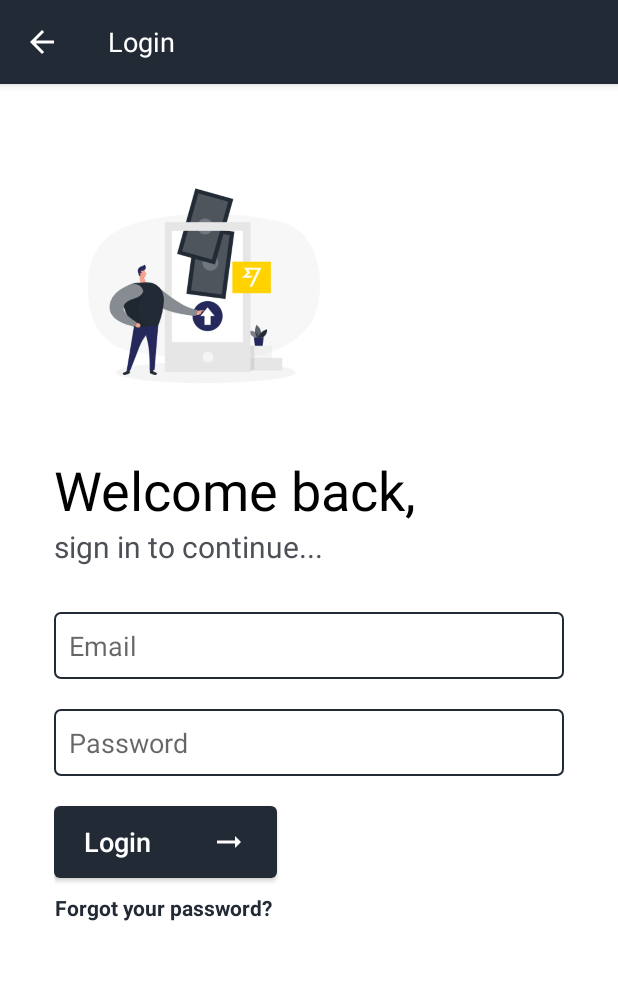
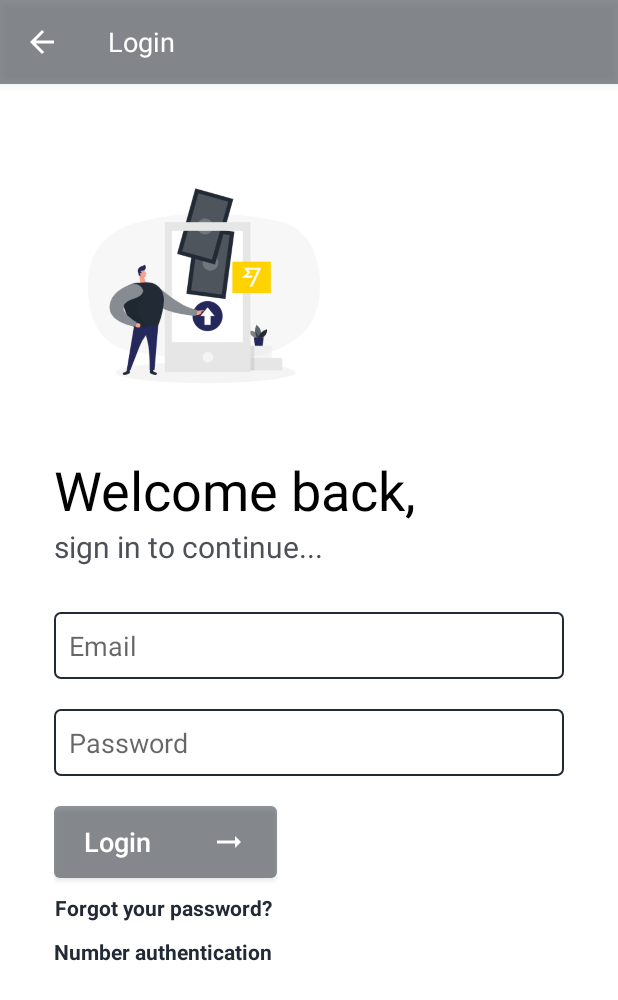
Before and after one commit to anubhavpatel/Massenger, an Android app: the LoginActivity screen opened directly, with no data from a screen before it, on a phone screen of 412 x 824 dp. Shown: the top 1000 px of the screen. Run offline under Robolectric (Android 15) with nearby library versions, the phone set to English and light mode, and no system bars.

Commit message:
Authentication

```diff
--- a/app/build.gradle
+++ b/app/build.gradle
@@ -42,4 +42,6 @@ dependencies {
     testImplementation 'junit:junit:4.+'
     androidTestImplementation 'androidx.test.ext:junit:1.1.2'
     androidTestImplementation 'androidx.test.espresso:espresso-core:3.3.0'
+    implementation  'com.intuit.sdp:sdp-android:1.0.6'
+    implementation 'com.intuit.ssp:ssp-android:1.0.6'
 }
--- a/app/src/main/AndroidManifest.xml
+++ b/app/src/main/AndroidManifest.xml
@@ -9,8 +9,9 @@
         android:roundIcon="@mipmap/ic_launcher_round"
         android:supportsRtl="true"
         android:theme="@style/Theme.Mass">
-        <activity android:name=".ForgotPassword"></activity>
-        <activity android:name=".RegisterActivity"/>
+        <activity android:name=".PracticeActivity"></activity>
+        <activity android:name=".ForgotPassword" />
+        <activity android:name=".RegisterActivity" />
         <activity android:name=".LoginActivity" />
         <activity android:name=".MainActivity">
             <intent-filter>
--- a/app/src/main/java/com/example/mass/LoginActivity.kt
+++ b/app/src/main/java/com/example/mass/LoginActivity.kt
@@ -9,6 +9,7 @@ import org.w3c.dom.Text
 
 class LoginActivity : AppCompatActivity() {
     private lateinit var forgotPassword:TextView
+    private lateinit var check : TextView
     override fun onCreate(savedInstanceState: Bundle?) {
         super.onCreate(savedInstanceState)
         setContentView(R.layout.activity_login)
@@ -17,10 +18,15 @@ class LoginActivity : AppCompatActivity() {
         actionbar.setDisplayHomeAsUpEnabled(true)
         actionbar.setDisplayHomeAsUpEnabled(true)
         forgotPassword=findViewById(R.id.forgotPassword)
+        check=findViewById(R.id.check)
        forgotPassword.setOnClickListener {
            val intent=Intent(this,ForgotPassword::class.java)
            startActivity(intent)
        }
+        check.setOnClickListener {
+            val intent = Intent(this,PracticeActivity::class.java)
+            startActivity(intent)
+        }
     }
 
     override fun onSupportNavigateUp(): Boolean {
--- /dev/null
+++ b/app/src/main/res/drawable/btn_bg.xml
@@ -0,0 +1,5 @@
+<?xml version="1.0" encoding="utf-8"?>
+<shape xmlns:android="http://schemas.android.com/apk/res/android" android:shape="rectangle">
+    <solid android:color="#3C50FA" />
+    <corners android:radius="@dimen/_8sdp" />
+</shape>
--- a/app/src/main/res/drawable/edittext_bg.xml
+++ b/app/src/main/res/drawable/edittext_bg.xml
@@ -6,5 +6,5 @@
         android:top="10dp"
         android:right="10dp"
         android:left="10dp"/>
-    <stroke android:width="1dp" android:color="@color/colorPrimary"/>
+    <stroke android:width="1dp" android:color="@color/colorPrimaryDark"/>
 </shape>
--- /dev/null
+++ b/app/src/main/res/drawable/ic_key.xml
@@ -0,0 +1,5 @@
+<vector android:height="30dp" android:tint="#FFFFFF"
+    android:viewportHeight="24" android:viewportWidth="24"
+    android:width="30dp" xmlns:android="http://schemas.android.com/apk/res/android">
+    <path android:fillColor="@android:color/white" android:pathData="M8.59,16.59L13.17,12 8.59,7.41 10,6l6,6 -6,6 -1.41,-1.41z"/>
+</vector>
--- a/app/src/main/res/layout/activity_login.xml
+++ b/app/src/main/res/layout/activity_login.xml
@@ -88,7 +88,16 @@
             android:id="@+id/forgotPassword"
             android:textColor="@color/colorPrimaryDark"/>
 
-
+        <TextView
+            android:layout_width="wrap_content"
+            android:layout_height="wrap_content"
+            android:gravity="center"
+            android:text="Number authentication"
+            android:layout_marginTop="10dp"
+            android:layout_gravity="start"
+            android:textStyle="bold"
+            android:id="@+id/check"
+            android:textColor="@color/colorPrimaryDark"/>
     </LinearLayout>
 
 </RelativeLayout>
--- a/app/src/main/res/values/colors.xml
+++ b/app/src/main/res/values/colors.xml
@@ -8,7 +8,13 @@
     <color name="black">#FF000000</color>
     <color name="white">#FFFFFFFF</color>
 
-    <color name="colorPrimary">#222A35</color>
+    <color name="colorPrimary">#7f222A35</color>
     <color name="colorPrimaryDark">#222A35</color>
     <color name="grey">#4D5057</color>
+    <color name="gray">#727272</color>
+    <color name="Black">#101010</color>
+    <color name="deep_pink">#FF1493</color>
+    <color name="Black1">#1B1A21</color>
+
+    <color name="avengers">#811F1F</color>
 </resources>
```
Also changed, not shown: app/src/main/java/com/example/mass/PracticeActivity.kt (added, +11 -0 lines), app/src/main/res/drawable/bg_key.xml (added, +10 -0 lines), app/src/main/res/drawable/edit_text_bg.xml (added, +10 -0 lines), app/src/main/res/layout/activity_practice.xml (added, +44 -0 lines).
